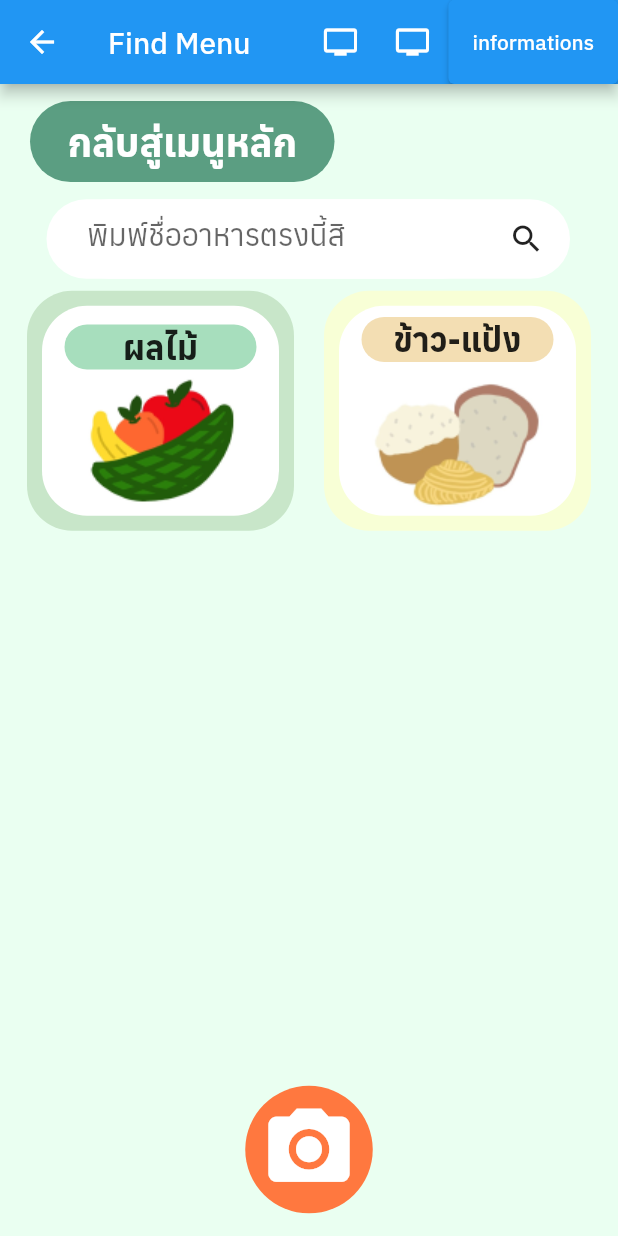
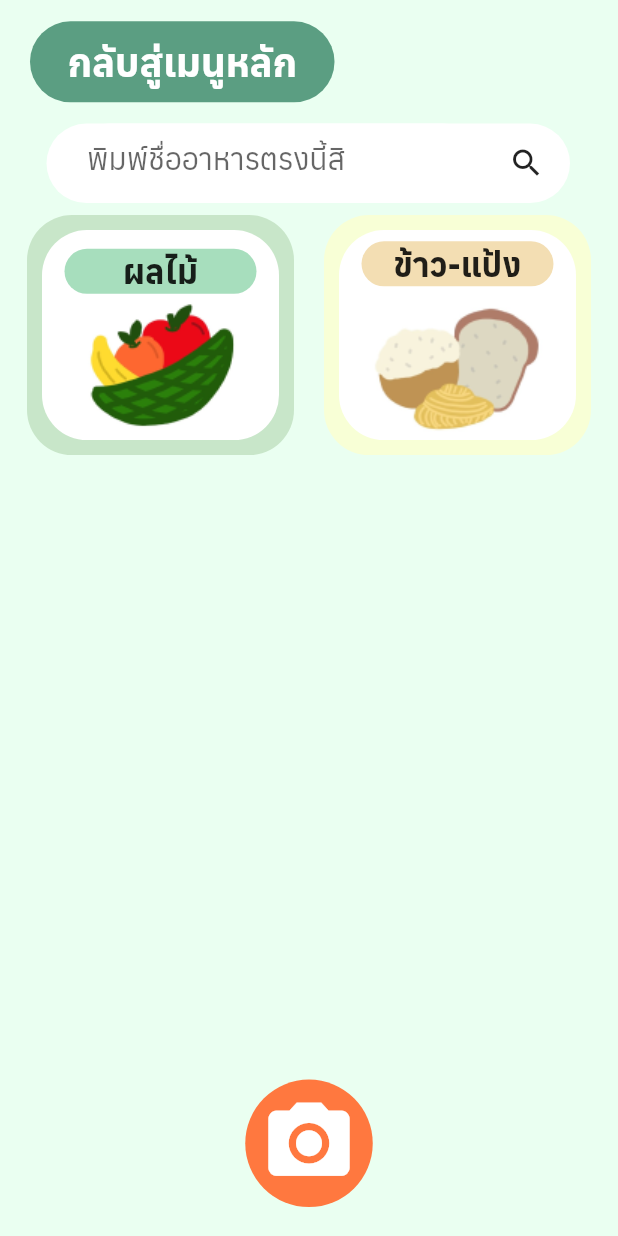
Before and after one commit to AINutritionProject/KinDeeUDee, a Flutter app: the MenuPage screen opened directly, on a phone screen of 412 x 824 dp. Run offline on Flutter 3.47's test engine with Material 2 defaults, Android fonts, the phone set to English and light mode, and no system bars; our stand-ins replace camera, cloud_firestore, csv, dotted_border, email_validator, firebase_auth and 7 more; accounts and stored records are empty; project files that could hold a hidden picture were left out.

Commit message:
remove appbar from menu page

```diff
--- a/lib/pages/menu.dart
+++ b/lib/pages/menu.dart
@@ -27,35 +27,6 @@ class MenuPage extends StatelessWidget {
         //     Icons.camera_alt,
         //   ),
         // ),
-        appBar: AppBar(
-          title: const Text("Find Menu"),
-          actions: [
-            IconButton(
-                onPressed: () {
-                  Navigator.of(context).push(MaterialPageRoute(
-                      builder: (context) => const RealAllFoodPage(
-                            type: "Fruit",
-                          )));
-                },
-                icon: const Icon(Icons.tv)),
-            IconButton(
-                onPressed: () {
-                  Navigator.of(context).push(MaterialPageRoute(
-                      builder: (context) =>
-                          const RealAllFoodPage(type: "Flour")));
-                },
-                icon: const Icon(Icons.tv)),
-            ElevatedButton(
-              onPressed: () {
-                Navigator.push(
-                    context,
-                    MaterialPageRoute(
-                        builder: (context) => const InformationPage()));
-              },
-              child: const Text("informations"),
-            )
-          ],
-        ),
         backgroundColor: const Color.fromRGBO(234, 255, 241, 1),
         body: SafeArea(
           child: Container(
```
